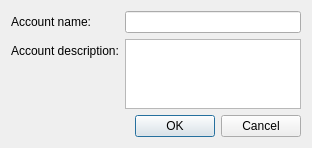
This is src/addEditAccountsDialog.ui in d2uriel/Budget as Qt 5 draws it before an edit. The edited form follows.
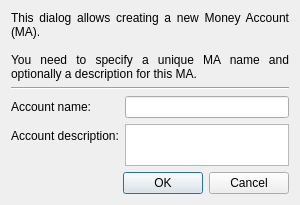
This is the edited form.

Commit message: Added help text labels to all dialogs. They can be toggled on or off by F1 shortcut or Help > Hide help texts in dialogs.

The edit to the form file:
```diff
--- a/src/addEditAccountsDialog.ui
+++ b/src/addEditAccountsDialog.ui
@@ -6,14 +6,36 @@
    <rect>
     <x>0</x>
     <y>0</y>
-    <width>312</width>
-    <height>146</height>
+    <width>300</width>
+    <height>200</height>
    </rect>
   </property>
   <property name="windowTitle">
    <string>Household Budget - Add/Edit accounts</string>
   </property>
   <layout class="QVBoxLayout" name="verticalLayout">
+   <item>
+    <widget class="QLabel" name="label_helpText">
+     <property name="text">
+      <string>This dialog allows creating a new Money Account (MA).
+
+You need to specify a unique MA name and optionally a description for this MA.</string>
+     </property>
+     <property name="alignment">
+      <set>Qt::AlignJustify|Qt::AlignVCenter</set>
+     </property>
+     <property name="wordWrap">
+      <bool>true</bool>
+     </property>
+    </widget>
+   </item>
+   <item>
+    <widget class="Line" name="line">
+     <property name="orientation">
+      <enum>Qt::Horizontal</enum>
+     </property>
+    </widget>
+   </item>
    <item>
     <layout class="QFormLayout" name="formLayout">
      <item row="0" column="0">
```
Left out of the diff: 5 changed lines with no effect on the pictures. The commit also changes 30 other files.
